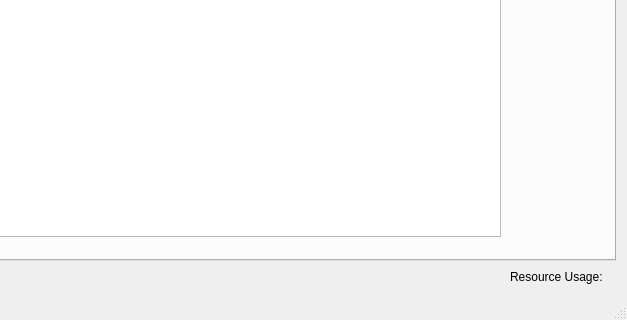
This is QtGuiApplication/QtGuiApplication.ui in vtcon/GOSIS as Qt 5 draws it before an edit; both pictures show x 333 to 960 and y 257 to 577 of the 960 by 577 pixel window. The edited form follows.
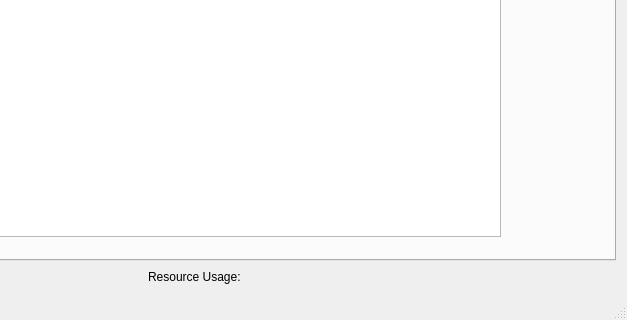
This is the edited form.

Diff of the .ui file:
```diff
--- a/QtGuiApplication/QtGuiApplication.ui
+++ b/QtGuiApplication/QtGuiApplication.ui
@@ -860,7 +860,13 @@
        </widget>
       </item>
       <item>
-       <widget class="QLabel" name="label_4">
+       <widget class="QLabel" name="labelResUsage">
+        <property name="sizePolicy">
+         <sizepolicy hsizetype="Expanding" vsizetype="Preferred">
+          <horstretch>0</horstretch>
+          <verstretch>0</verstretch>
+         </sizepolicy>
+        </property>
         <property name="text">
          <string>&lt;RAM and VRAM&gt;</string>
         </property>
```
